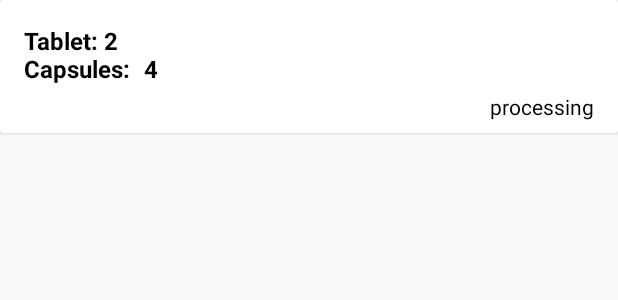
After one commit to honey-hoper/Med-Order, an Android app: the layout order_list_item.xml on its own in the app's theme, with its tools: preview values and no code run, on a phone screen of 412 x 824 dp. The commit adds this screen. Shown: the top 300 px of the screen. Run offline under Robolectric (Android 15) with nearby library versions, the phone set to English and light mode, and no system bars.

Commit message:
started receiving orders

```diff
--- a/app/src/main/java/com/webhopers/medorder/productList/ProductListActivity.kt
+++ b/app/src/main/java/com/webhopers/medorder/productList/ProductListActivity.kt
@@ -15,6 +15,7 @@ import com.webhopers.medorder.adapters.ListAdapter
 import com.webhopers.medorder.adapters.ScrollListener
 import com.webhopers.medorder.cart.CartActivity
 import com.webhopers.medorder.models.Product
+import com.webhopers.medorder.myOrders.MyOrdersActivity
 import kotlinx.android.synthetic.main.activity_product_list.*
 
 class ProductListActivity :
@@ -55,12 +56,17 @@ class ProductListActivity :
         val id = item.itemId
         when (id) {
             R.id.action_open_cart -> startCartActivity()
+            R.id.action_my_orders -> startMyOrdersActivity()
         }
         return super.onOptionsItemSelected(item)
     }
 
     private fun startCartActivity() {
         startActivity(Intent(this, CartActivity::class.java))
+    }
+
+    private fun startMyOrdersActivity() {
+        startActivity(Intent(this, MyOrdersActivity::class.java))
     }
 
     /*
--- a/app/src/main/java/com/webhopers/medorder/services/woocommerce/WooCommerceService.kt
+++ b/app/src/main/java/com/webhopers/medorder/services/woocommerce/WooCommerceService.kt
@@ -22,4 +22,7 @@ interface WooCommerceService {
     @POST("orders")
     fun createOrder(@Body body: Order): Call<OrderResponse>
 
+    @GET("orders")
+    fun getOrderByCustomerId(@Query("customer") customerId: Long = 18): Call<List<OrderResponse>>
+
 }
--- /dev/null
+++ b/app/src/main/res/layout/order_list_item.xml
@@ -0,0 +1,33 @@
+<?xml version="1.0" encoding="utf-8"?>
+<android.support.v7.widget.CardView xmlns:android="http://schemas.android.com/apk/res/android"
+    android:layout_width="match_parent"
+    android:layout_height="wrap_content"
+    xmlns:tools="http://schemas.android.com/tools">
+
+    <FrameLayout
+        android:layout_width="wrap_content"
+        android:layout_height="wrap_content"
+        android:padding="16dp"
+        android:layout_marginBottom="16dp">
+
+        <TextView
+            android:id="@+id/oli_product_names"
+            android:layout_width="wrap_content"
+            android:layout_height="wrap_content"
+            android:theme="@style/TextLarge"
+            android:textColor="#000"
+            tools:text="Tablet:\t2\nCapsules:\t4"/>
+
+    </FrameLayout>
+
+    <TextView
+        android:id="@+id/oli_product_status"
+        android:layout_width="wrap_content"
+        android:layout_height="wrap_content"
+        android:layout_gravity="bottom|end"
+        android:layout_marginEnd="16dp"
+        android:layout_marginBottom="8dp"
+        android:textColor="#000"
+        tools:text="processing"/>
+
+</android.support.v7.widget.CardView>
--- a/app/src/main/res/menu/main_menu.xml
+++ b/app/src/main/res/menu/main_menu.xml
@@ -7,4 +7,8 @@
         android:icon="@drawable/cart"
         app:showAsAction="always"/>
 
+    <item android:id="@+id/action_my_orders"
+        android:title="@string/my_orders"
+        app:showAsAction="never"/>
+
 </menu>
--- a/app/src/main/res/values/strings.xml
+++ b/app/src/main/res/values/strings.xml
@@ -25,4 +25,8 @@
     <!-- Cart list Item -->
     <string name="remove">Remove</string>
     <!-- Cart list Item -->
+
+    <!-- Menu -->
+    <string name="my_orders">My Orders</string>
+    <!-- Menu -->
 </resources>
```
Also changed, not shown: app/src/main/AndroidManifest.xml (+5 -11 lines), app/src/main/java/com/webhopers/medorder/adapters/MyOrdersAdapter.kt (added, +36 -0 lines), app/src/main/java/com/webhopers/medorder/models/Order.kt (+9 -0 lines), app/src/main/java/com/webhopers/medorder/myOrders/MyOrdersActivity.kt (added, +38 -0 lines), app/src/main/res/layout/activity_my_orders.xml (added, +11 -0 lines).
